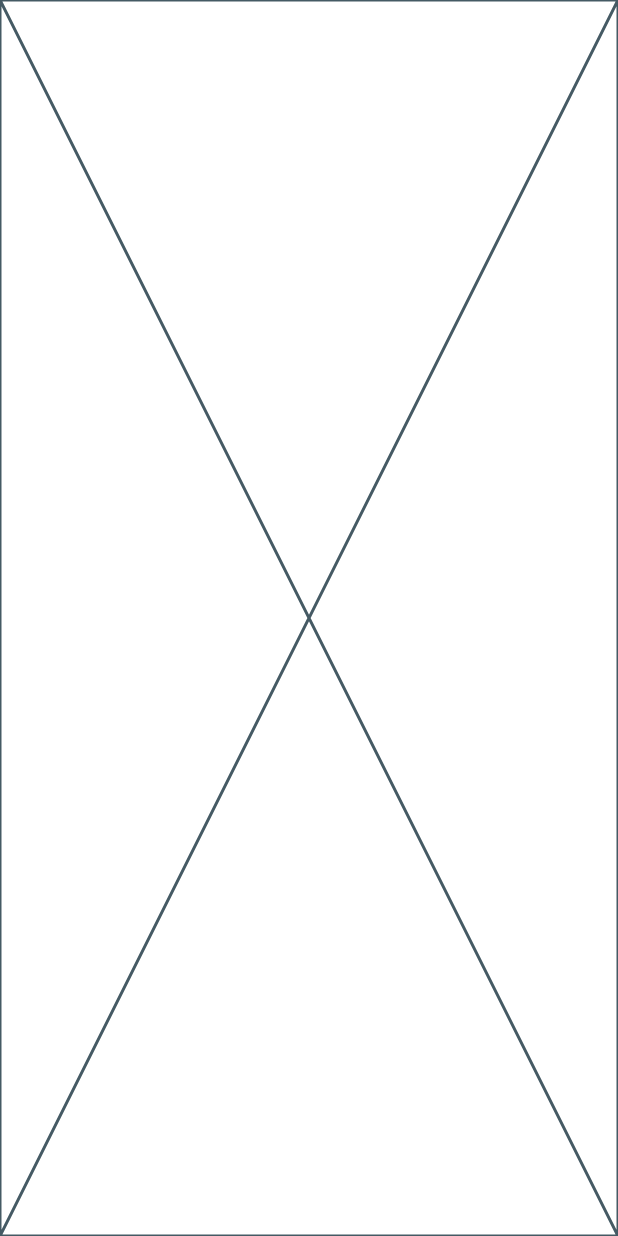
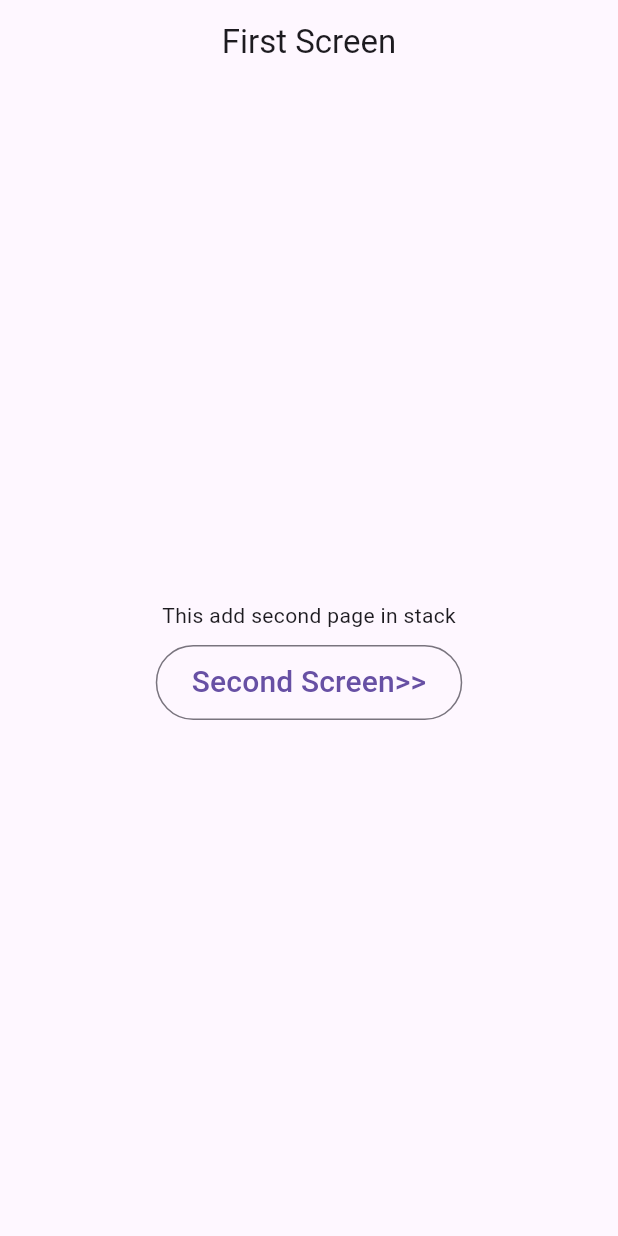
Before and after one commit to Ratndeep1999/navigation_1, a Flutter app: the screen it shows after launch, on a phone screen of 412 x 824 dp. Run offline on Flutter 3.47's test engine with Material 3 defaults, Android fonts, the phone set to English and light mode, and no system bars.

Commit message:
first_page.dart : text and one button add to navigate second screen

```diff
--- a/lib/first_page.dart
+++ b/lib/first_page.dart
@@ -1,4 +1,5 @@
 import 'package:flutter/material.dart';
+import 'package:navigation_1/routes/route_constants.dart';
 
 class FirstPage extends StatefulWidget {
   const FirstPage({super.key});
@@ -10,6 +11,32 @@ class FirstPage extends StatefulWidget {
 class _FirstPageState extends State<FirstPage> {
   @override
   Widget build(BuildContext context) {
-    return const Placeholder();
+    return Scaffold(
+      appBar: AppBar(title: Text('First Screen'), centerTitle: true),
+      body: SafeArea(
+        child: Center(
+          child: Column(
+            mainAxisAlignment: MainAxisAlignment.center,
+            children: [
+              Text('This add second page in stack'),
+              SizedBox(height: 10,),
+              SizedBox(
+                height: 50,
+                child: OutlinedButton(
+                  onPressed: () {
+                    // different syntax to define route
+                    Navigator.of(context).pushNamed(kSecondPage);
+                  },
+                  child: Text(
+                    "Second Screen>>",
+                    style: TextStyle(fontSize: 20),
+                  ),
+                ),
+              ),
+            ],
+          ),
+        ),
+      ),
+    );
   }
 }
```
